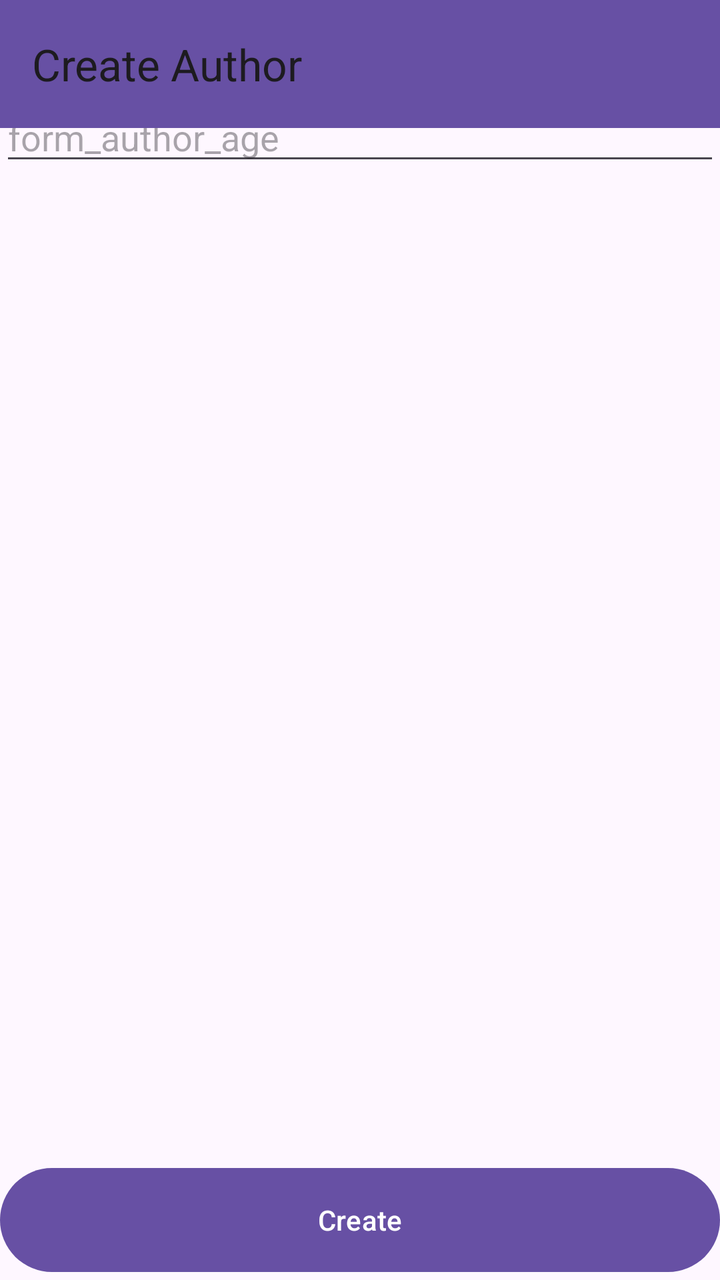
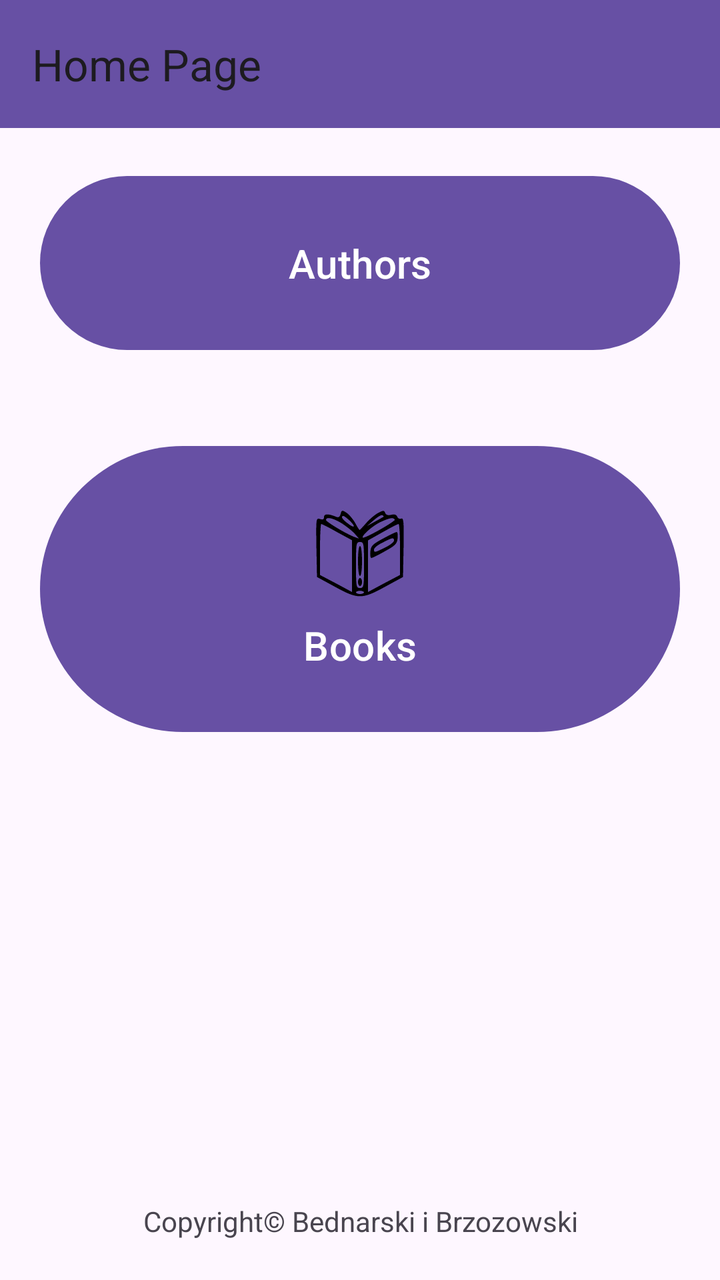

Compare the two renders of this Android layout. The source of the first and the diff that turns it into the second are given below.
<!-- AndroidManifest.xml: application theme Theme.Frontend -->
<!-- res/layout/activity_main.xml -->
<?xml version="1.0" encoding="utf-8"?>
<RelativeLayout xmlns:android="http://schemas.android.com/apk/res/android"
    xmlns:app="http://schemas.android.com/apk/res-auto"
    xmlns:tools="http://schemas.android.com/tools"
    android:layout_width="match_parent"
    android:layout_height="match_parent"
    tools:context=".AuthorFormActivity">

    <androidx.appcompat.widget.Toolbar
        android:id="@+id/authorForm_toolbar"
        android:layout_width="match_parent"
        android:layout_height="?attr/actionBarSize"
        android:background="?attr/colorPrimary"
        android:elevation="4dp"
        app:title="Create Author"
        app:popupTheme="@style/ThemeOverlay.AppCompat.Light" />

    <LinearLayout
        android:layout_width="match_parent"
        android:layout_height="wrap_content"
        android:orientation="vertical">
        <com.google.android.material.textfield.TextInputEditText
            android:id="@+id/form_authorName"
            android:layout_width="match_parent"
            android:layout_height="wrap_content"
            android:layout_marginBottom="5dp"
            android:hint="@string/form_author_name" />

        <com.google.android.material.textfield.TextInputEditText
            android:id="@+id/form_authorAge"
            android:layout_width="match_parent"
            android:layout_height="wrap_content"
            android:layout_marginBottom="5dp"
            android:inputType="number"
            android:hint="@string/form_author_age" />

    </LinearLayout>

    <com.google.android.material.button.MaterialButton
        android:id="@+id/form_buttonCreate"
        android:text="@string/button_create_author"
        android:layout_alignParentBottom="true"
        android:minHeight="60dp"
        android:layout_width="match_parent"
        android:layout_height="wrap_content"/>

</RelativeLayout>
<!-- resources referenced by this layout -->
<resources>
  <string name="button_create_author">Create</string>
  <string name="form_author_age">form_author_age</string>
  <string name="form_author_name">form_author_name</string>
  <style name="Theme.Frontend" parent="Base.Theme.Frontend" />
  <style name="Base.Theme.Frontend" parent="Theme.Material3.DayNight.NoActionBar">
          
          
      </style>
</resources>

<!-- the commit's change to res/layout/activity_main.xml (unified diff, before → after) -->
@@ -1,47 +1,49 @@
 <?xml version="1.0" encoding="utf-8"?>
-<RelativeLayout xmlns:android="http://schemas.android.com/apk/res/android"
+<LinearLayout
+    xmlns:android="http://schemas.android.com/apk/res/android"
     xmlns:app="http://schemas.android.com/apk/res-auto"
     xmlns:tools="http://schemas.android.com/tools"
     android:layout_width="match_parent"
     android:layout_height="match_parent"
-    tools:context=".AuthorFormActivity">
+    android:orientation="vertical"
+    tools:context=".MainActivity">
 
     <androidx.appcompat.widget.Toolbar
-        android:id="@+id/authorForm_toolbar"
+        android:id="@+id/homePage_toolbar"
         android:layout_width="match_parent"
         android:layout_height="?attr/actionBarSize"
         android:background="?attr/colorPrimary"
         android:elevation="4dp"
-        app:title="Create Author"
+        app:title="Home Page"
         app:popupTheme="@style/ThemeOverlay.AppCompat.Light" />
 
-    <LinearLayout
+    <Button
+        android:id="@+id/toAuthors_button"
         android:layout_width="match_parent"
         android:layout_height="wrap_content"
-        android:orientation="vertical">
-        <com.google.android.material.textfield.TextInputEditText
-            android:id="@+id/form_authorName"
-            android:layout_width="match_parent"
-            android:layout_height="wrap_content"
-            android:layout_marginBottom="5dp"
-            android:hint="@string/form_author_name" />
+        android:layout_margin="20dp"
+        android:padding="30dp"
+        android:textSize="20sp"
+        android:text="@string/toAuthors_button" />
 
-        <com.google.android.material.textfield.TextInputEditText
-            android:id="@+id/form_authorAge"
-            android:layout_width="match_parent"
-            android:layout_height="wrap_content"
-            android:layout_marginBottom="5dp"
-            android:inputType="number"
-            android:hint="@string/form_author_age" />
+    <Button
+        android:id="@+id/toBooks_button"
+        android:layout_width="match_parent"
+        android:layout_height="wrap_content"
+        android:layout_margin="20dp"
+        android:padding="30dp"
+        android:textSize="20sp"
+        android:text="@string/toBooks_button"
+        android:drawableTop="@drawable/book_icon_48x48" />
 
-    </LinearLayout>
+    <TextView
+        android:layout_width="match_parent"
+        android:layout_height="0dp"
+        android:gravity="bottom"
+        android:textAlignment="center"
+        android:layout_weight="1"
+        android:layout_margin="20dp"
+        android:text="@string/copyright_bednarski_i_brzozowski"
+        tools:ignore="RtlCompat" />
 
-    <com.google.android.material.button.MaterialButton
-        android:id="@+id/form_buttonCreate"
-        android:text="@string/button_create_author"
-        android:layout_alignParentBottom="true"
-        android:minHeight="60dp"
-        android:layout_width="match_parent"
-        android:layout_height="wrap_content"/>
-
-</RelativeLayout>
+</LinearLayout>
<!-- resource entries referenced after the edit -->
@@ -1,8 +1,9 @@
 <!-- resources referenced by this layout -->
 <resources>
-  <string name="button_create_author">Create</string>
-  <string name="form_author_age">form_author_age</string>
-  <string name="form_author_name">form_author_name</string>
+  <!-- drawable book_icon_48x48: vector/xml drawable (drawable, 2277 chars, omitted) -->
+  <string name="copyright_bednarski_i_brzozowski">Copyright© Bednarski i Brzozowski</string>
+  <string name="toAuthors_button">Authors</string>
+  <string name="toBooks_button">Books</string>
   <style name="Theme.Frontend" parent="Base.Theme.Frontend" />
   <style name="Base.Theme.Frontend" parent="Theme.Material3.DayNight.NoActionBar">
           
